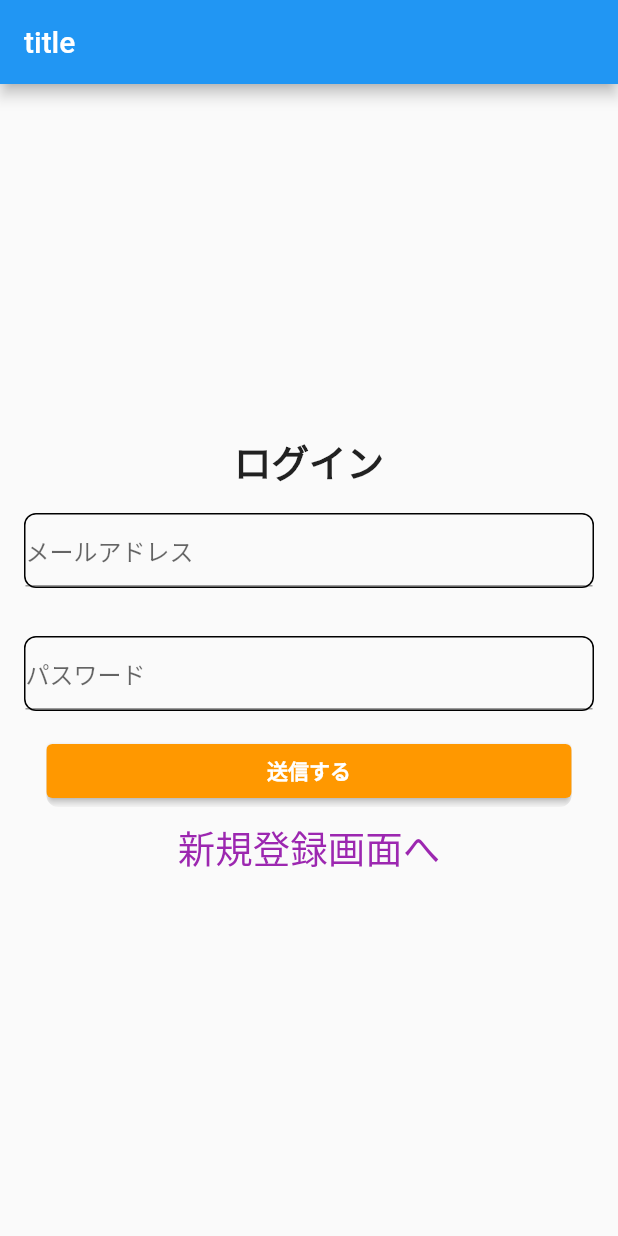
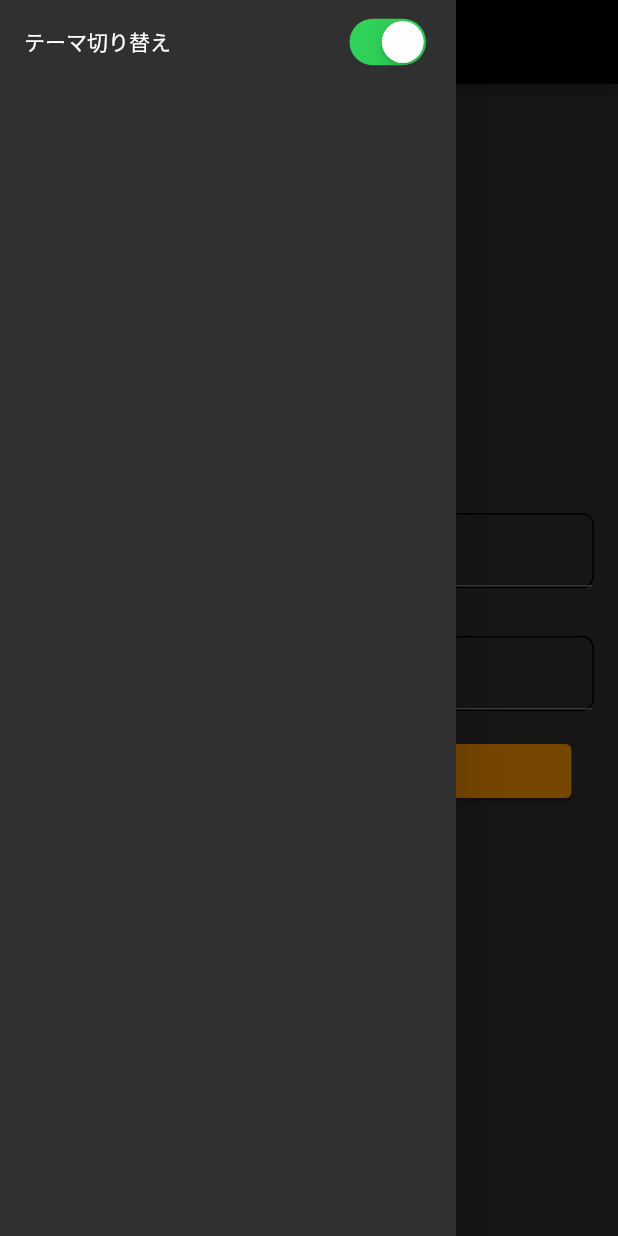
Before and after one commit to Nekoyama141592/text_sns, a Flutter app: the screen it shows after launch, with the side drawer open (before the commit the screen has no drawer), on a phone screen of 412 x 824 dp. Run offline on Flutter 3.47's test engine with Material 2 defaults, Android fonts, the phone set to English and light mode, and no system bars; our stand-ins replace cloud_firestore, firebase_auth, firebase_core, firebase_remote_config, flutter_dotenv, fluttertoast and 4 more; missing offline and left inert: minio_new; accounts and stored records are empty; generated files the repository leaves out were written again.

Commit message:
テーマ機能を実装しよう

```diff
--- a/lib/app.dart
+++ /dev/null
@@ -1,20 +0,0 @@
-import 'package:flutter/material.dart';
-import 'package:get/get.dart';
-import 'flavors.dart';
-import 'view/pages/my_home_page/my_home_page.dart';
-
-class App extends StatelessWidget {
-  const App({Key? key}) : super(key: key);
-
-  @override
-  Widget build(BuildContext context) {
-    return GetMaterialApp(
-      title: F.title,
-      theme: ThemeData(
-        primarySwatch: Colors.blue,
-      ),
-      debugShowCheckedModeBanner: false,
-      home: const MyHomePage(),
-    );
-  }
-}
--- /dev/null
+++ b/lib/app/app.dart
@@ -0,0 +1,23 @@
+import 'package:flutter/material.dart';
+import 'package:get/get.dart';
+import 'package:text_sns/app/themes.dart';
+import 'package:text_sns/controllers/theme_controller.dart';
+import '../flavors.dart';
+import '../view/pages/my_home_page/my_home_page.dart';
+
+class App extends StatelessWidget {
+  const App({Key? key}) : super(key: key);
+
+  @override
+  Widget build(BuildContext context) {
+    final controller = Get.put(ThemeController());
+    return Obx(() => GetMaterialApp(
+          title: F.title,
+          theme: controller.rxIsDarkTheme.value
+              ? Themes.dartTheme()
+              : Themes.lightTheme(),
+          debugShowCheckedModeBanner: false,
+          home: const MyHomePage(),
+        ));
+  }
+}
--- /dev/null
+++ b/lib/app/themes.dart
@@ -0,0 +1,8 @@
+import 'package:flutter/material.dart';
+
+class Themes {
+  static ThemeData lightTheme() => ThemeData.light()
+      .copyWith(appBarTheme: const AppBarTheme(color: Colors.green));
+  static ThemeData dartTheme() => ThemeData.dark()
+      .copyWith(appBarTheme: const AppBarTheme(color: Colors.black));
+}
--- /dev/null
+++ b/lib/controllers/theme_controller.dart
@@ -0,0 +1,7 @@
+import 'package:get/get.dart';
+
+class ThemeController extends GetxController {
+  static ThemeController get to => Get.find<ThemeController>();
+  final rxIsDarkTheme = true.obs;
+  void onSwitchChanged(bool value) => rxIsDarkTheme.value = value;
+}
--- a/lib/main.dart
+++ b/lib/main.dart
@@ -1,7 +1,7 @@
 import 'dart:async';
 import 'package:flutter/material.dart';
 import 'package:text_sns/flavors.dart';
-import 'app.dart';
+import 'app/app.dart';
 import 'package:text_sns/gen/firebase_options_dev.dart' as dev;
 import 'package:text_sns/gen/firebase_options_prod.dart' as prod;
 import 'package:firebase_core/firebase_core.dart';
--- /dev/null
+++ b/lib/view/pages/my_home_page/components/original_drawer.dart
@@ -0,0 +1,25 @@
+import 'package:flutter/cupertino.dart';
+import 'package:flutter/material.dart';
+import 'package:get/get.dart';
+import 'package:text_sns/controllers/theme_controller.dart';
+
+class OriginalDrawer extends StatelessWidget {
+  const OriginalDrawer({Key? key}) : super(key: key);
+  @override
+  Widget build(BuildContext context) {
+    final controller = ThemeController.to;
+    return Drawer(
+      child: ListView(
+        children: [
+          Obx(() => ListTile(
+                title: const Text("テーマ切り替え"),
+                trailing: CupertinoSwitch(
+                  value: controller.rxIsDarkTheme.value,
+                  onChanged: controller.onSwitchChanged,
+                ),
+              ))
+        ],
+      ),
+    );
+  }
+}
--- a/lib/view/pages/my_home_page/my_home_page.dart
+++ b/lib/view/pages/my_home_page/my_home_page.dart
@@ -6,6 +6,7 @@ import 'package:text_sns/controllers/remote_config_controller.dart';
 import 'package:text_sns/view/pages/my_home_page/components/auth_screen/auth_screen.dart';
 import 'package:text_sns/view/pages/my_home_page/components/main_screen/main_screen.dart';
 import 'package:text_sns/view/pages/my_home_page/components/maintenance_screen.dart';
+import 'package:text_sns/view/pages/my_home_page/components/original_drawer.dart';
 import 'package:text_sns/view/pages/my_home_page/components/verify_email_screen.dart';
 
 import '../../../flavors.dart';
@@ -22,6 +23,7 @@ class MyHomePage extends StatelessWidget {
       appBar: AppBar(
         title: Text(F.title),
       ),
+      drawer: const OriginalDrawer(),
       body: Obx(() {
         final authUser = authController.rxAuthUser.value;
         if (remoteConfigController.rxIsMaintenanceMode.value) {
```
Also changed, not shown: lib/constant/image_constant.dart (line endings or trailing spaces), 1 other file.
